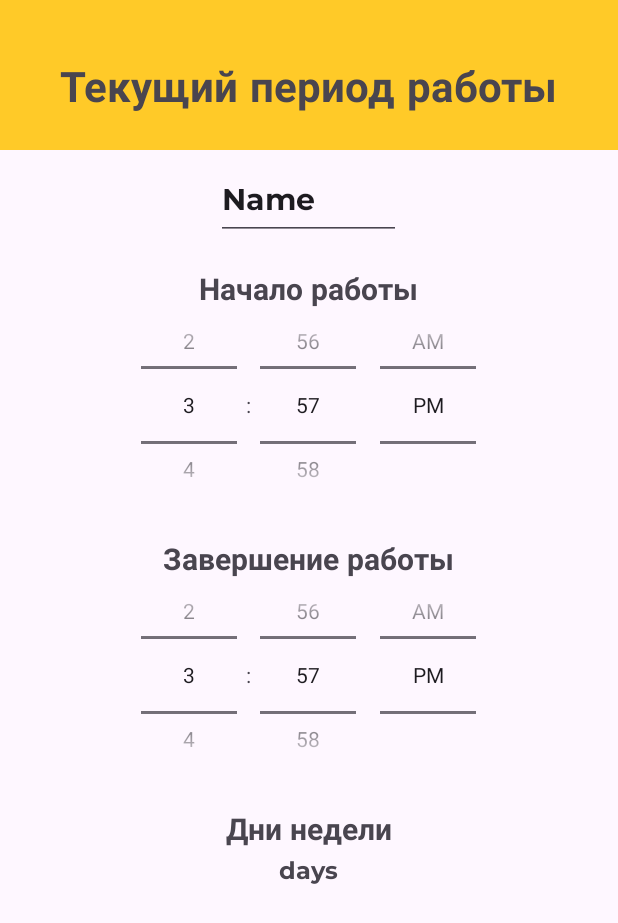
After one commit to YuraLapin/Mobile, an Android app: the CreatePeriodItemActivity screen opened directly, with no data from a screen before it, on a phone screen of 412 x 824 dp. The commit adds this screen. Shown: the top 923 px of the screen. Run offline under Robolectric (Android 15) with nearby library versions, the phone set to English and light mode, and no system bars.

Commit message:
забыл добавить файлы в индекс

```diff
--- /dev/null
+++ b/MobileApp/app/src/main/java/com/example/alarmmobileapp/CreatePeriodItemActivity.java
@@ -0,0 +1,37 @@
+package com.example.alarmmobileapp;
+
+import android.os.Bundle;
+import android.widget.TimePicker;
+
+import androidx.activity.EdgeToEdge;
+import androidx.appcompat.app.AppCompatActivity;
+import androidx.core.graphics.Insets;
+import androidx.core.view.ViewCompat;
+import androidx.core.view.WindowInsetsCompat;
+
+public class CreatePeriodItemActivity extends AppCompatActivity {
+
+    private TimePicker timePickerStart;
+    private TimePicker timePickerEnd;
+    @Override
+    protected void onCreate(Bundle savedInstanceState) {
+        super.onCreate(savedInstanceState);
+        EdgeToEdge.enable(this);
+        setContentView(R.layout.activity_create_period_item);
+        ViewCompat.setOnApplyWindowInsetsListener(findViewById(R.id.main), (v, insets) -> {
+            Insets systemBars = insets.getInsets(WindowInsetsCompat.Type.systemBars());
+            v.setPadding(systemBars.left, systemBars.top, systemBars.right, systemBars.bottom);
+            return insets;
+        });
+        //timePickerStart = findViewById(R.id.startPeriodTime);
+
+
+    }
+
+
+
+
+
+
+
+}
--- a/MobileApp/app/src/main/java/com/example/alarmmobileapp/PeriodItemActivity.java
+++ b/MobileApp/app/src/main/java/com/example/alarmmobileapp/PeriodItemActivity.java
@@ -103,16 +103,13 @@ public class PeriodItemActivity extends AppCompatActivity {
                     daysOfWeek.add(DayOfWeek.SUNDAY);
                     break;
                 default:
-                    // Обработка случая, когда строка не соответствует ни одному значению перечисления
                     System.out.println("Некорректный день недели: " + day);
                     break;
             }
         }
-        // Обновляем объект Period
         if (period != null) {
             period.setDaysOfWeek(daysOfWeek);
         }
-        // Обновляем отображение дней на экране
         updateDaysOfWorkDisplay();
     }
 
@@ -122,7 +119,6 @@ public class PeriodItemActivity extends AppCompatActivity {
             for (DayOfWeek day : period.getDaysOfWeek()) {
                 daysStringBuilder.append(day.toString()).append(", ");
             }
-            // Удаляем последнюю запятую и пробел
             if (daysStringBuilder.length() > 0) {
                 daysStringBuilder.setLength(daysStringBuilder.length() - 2);
             }
--- /dev/null
+++ b/MobileApp/app/src/main/res/layout/activity_create_period_item.xml
@@ -0,0 +1,113 @@
+<?xml version="1.0" encoding="utf-8"?>
+<RelativeLayout xmlns:android="http://schemas.android.com/apk/res/android"
+    xmlns:app="http://schemas.android.com/apk/res-auto"
+    xmlns:tools="http://schemas.android.com/tools"
+    android:id="@+id/main"
+    android:layout_width="match_parent"
+    android:layout_height="match_parent"
+    tools:context=".CreatePeriodItemActivity">
+
+    <RelativeLayout
+        android:id="@+id/upper_bg"
+        android:layout_width="match_parent"
+        android:layout_height="100dp"
+        android:background="@color/yellow"
+        >
+    </RelativeLayout>
+
+    <TextView
+        android:id="@+id/periodsLabel"
+        android:layout_width="wrap_content"
+        android:layout_height="wrap_content"
+        android:layout_centerHorizontal="true"
+        android:layout_marginTop="40dp"
+        android:fontFamily="@font/montserrat_bold"
+        android:text="Текущий период работы"
+        android:textSize="28sp" />
+
+    <TextView
+        android:layout_width="wrap_content"
+        android:layout_height="wrap_content"
+        android:text="@string/starting"
+        android:layout_centerHorizontal="true"
+        android:layout_marginTop="180dp"
+        android:fontFamily="@font/montserrat_bold"
+        android:textSize="20sp"
+        />
+    <TextView
+        android:layout_width="wrap_content"
+        android:layout_height="wrap_content"
+        android:text="@string/ending"
+        android:layout_centerHorizontal="true"
+        android:layout_marginTop="360dp"
+        android:fontFamily="@font/montserrat_bold"
+        android:textSize="20sp"
+        />
+
+    <TextView
+        android:layout_width="wrap_content"
+        android:layout_height="wrap_content"
+        android:text="Дни недели"
+        android:layout_centerHorizontal="true"
+        android:layout_marginTop="540dp"
+        android:fontFamily="@font/montserrat_bold"
+        android:textSize="20sp"
+        />
+    <TextView
+        android:layout_width="wrap_content"
+        android:layout_height="wrap_content"
+        android:text="days"
+        android:layout_centerHorizontal="true"
+        android:layout_marginTop="570dp"
+        android:fontFamily="@font/montserrat_bold"
+        android:textSize="16sp"
+
+        />
+
+
+
+
+    <RelativeLayout
+        android:id="@+id/startPeriodTime"
+        android:layout_width="match_parent"
+        android:layout_height="160dp"
+        android:layout_marginTop="190dp">
+        <TimePicker
+            android:id="@+id/timePickerStart"
+            android:layout_width="match_parent"
+            android:layout_height="match_parent"
+
+            android:timePickerMode="spinner"/>
+
+
+    </RelativeLayout>
+
+    <RelativeLayout
+        android:id="@+id/endPeriodTime"
+        android:layout_width="match_parent"
+        android:layout_height="160dp"
+        android:layout_marginTop="370dp">
+        <TimePicker
+            android:id="@+id/timePickerEnd"
+            android:layout_width="match_parent"
+            android:layout_height="match_parent"
+            android:timePickerMode="spinner"/>
+
+
+    </RelativeLayout>
+
+    <EditText
+        android:id="@+id/editTextName"
+        android:layout_width="wrap_content"
+        android:layout_height="wrap_content"
+        android:layout_centerHorizontal="true"
+        android:layout_marginTop="110dp"
+        android:ems="5"
+        android:fontFamily="@font/montserrat_bold"
+        android:inputType="text"
+        android:textSize="20sp"
+        android:minHeight="48dp"
+        android:text="Name" />
+
+
+</RelativeLayout>
```
Also changed, not shown: MobileApp/app/src/main/java/com/example/alarmmobileapp/classes/DaysOfWeekAdapter.java (added, +58 -0 lines), MobileApp/app/src/main/java/com/example/alarmmobileapp/customfragments/DaysOfWeekDialogFragment.java (added, +58 -0 lines), MobileApp/app/src/main/java/com/example/alarmmobileapp/placeholder/PlaceholderContent.java (added, +72 -0 lines), MobileApp/app/src/main/res/layout/days_dialog.xml (added, +18 -0 lines), MobileApp/app/src/main/res/layout/days_of_week_list_item.xml (added, +27 -0 lines).
